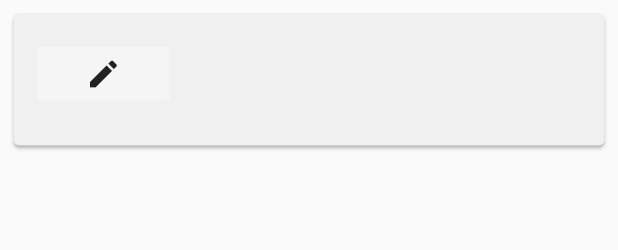
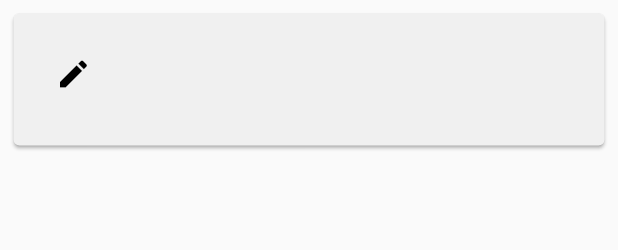
Before and after one commit to Ekaterina0801/Pet-Care-App, a Flutter app: the InfoWidget widget shown alone on an empty page, opened directly with empty values, after a tap on the "edit" icon, on a phone screen of 412 x 824 dp. Shown: the top 250 px of the screen. Run offline on Flutter 3.47's test engine with Material 2 defaults, Android fonts, the phone set to English and light mode, and no system bars; our stand-ins replace another_flushbar, bloc, flutter_bloc, formz, google_fonts, mvc_pattern and 3 more; missing offline and left inert: avatars, syncfusion_localizations; accounts and stored records are empty.

Commit message:
Переделаны кнопки InfoWidget на странице профиля

```diff
--- a/lib/pages/ProfilePage/Passport.dart
+++ b/lib/pages/ProfilePage/Passport.dart
@@ -89,17 +89,17 @@ class InfoWidget extends StatelessWidget {
                       fontWeight: FontWeight.w800,
                       fontSize: 15),
                 ),
-                leading: FlatButton(
-                  child: Icon(Icons.edit),
-                  color: Colors.grey.shade100,
+                leading: IconButton(
+                  icon: Icon(Icons.edit),
+ //                 color: Colors.grey.shade100,
+                  color: Colors.black,
                   onPressed: () {
                     Navigator.push(
                         context,
                         PageRouteBuilder(
                             opaque: false,
                             pageBuilder: (BuildContext context, _, __) =>
-                                ChooseRemakeWidget(title, info)));
-                  },
+                                ChooseRemakeWidget(title, info))); },
                 ),
                 isThreeLine: true,
               )),
```
